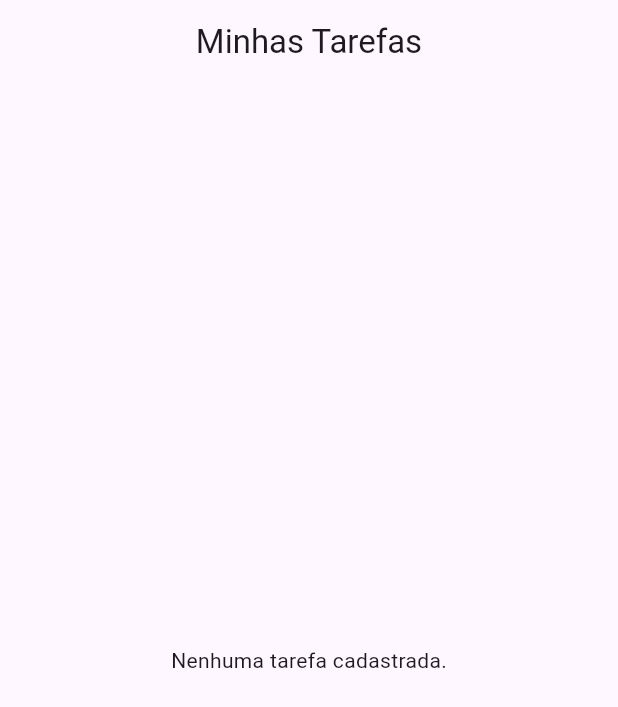
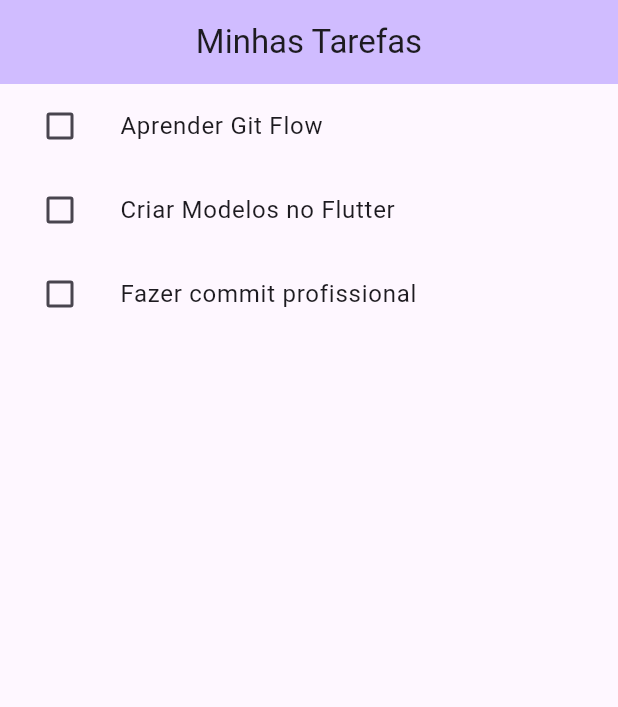
Before and after one commit to fgdamasceno/task-manager-flutter, a Flutter app: the screen it shows after launch, on a phone screen of 412 x 824 dp. Shown: the top 707 px of the screen. Run offline on Flutter 3.47's test engine with Material 3 defaults, Android fonts, the phone set to English and light mode, and no system bars.

Commit message:
feat: implement task list view with checkboxes

```diff
--- a/lib/main.dart
+++ b/lib/main.dart
@@ -1,4 +1,5 @@
 import 'package:flutter/material.dart';
+import 'package:task_manager/models/task_model.dart';
 
 void main() {
   runApp(const TaskApp());
@@ -10,6 +11,7 @@ class TaskApp extends StatelessWidget {
   @override
   Widget build(BuildContext context) {
     return MaterialApp(
+      debugShowCheckedModeBanner: false,
       title: 'Task Manager',
       theme: ThemeData(primarySwatch: Colors.blue, useMaterial3: true),
       home: const HomePage(),
@@ -17,14 +19,51 @@ class TaskApp extends StatelessWidget {
   }
 }
 
-class HomePage extends StatelessWidget {
+class HomePage extends StatefulWidget {
   const HomePage({super.key});
+
+  @override
+  State<HomePage> createState() => _HomePageState();
+}
+
+class _HomePageState extends State<HomePage> {
+  // Simulando uma lista de tarefas que viria de um banco de dados
+  final List<Task> _task = [
+    Task(id: '1', title: 'Aprender Git Flow'),
+    Task(id: '2', title: 'Criar Modelos no Flutter'),
+    Task(id: '3', title: 'Fazer commit profissional'),
+  ];
 
   @override
   Widget build(BuildContext context) {
     return Scaffold(
-      appBar: AppBar(title: Text('Minhas Tarefas'), centerTitle: true),
-      body: Center(child: Text('Nenhuma tarefa cadastrada.')),
+      appBar: AppBar(
+        title: Text('Minhas Tarefas'),
+        centerTitle: true,
+        backgroundColor: Theme.of(context).colorScheme.inversePrimary,
+      ),
+      body: ListView.builder(
+        itemCount: _task.length,
+        itemBuilder: (context, index) {
+          final task = _task[index];
+          return ListTile(
+            leading: Checkbox(
+              value: task.isDone,
+              onChanged: (value) {
+                setState(() {
+                  task.isDone = value!;
+                });
+              },
+            ),
+            title: Text(
+              task.title,
+              style: TextStyle(
+                decoration: task.isDone ? TextDecoration.lineThrough : null,
+              ),
+            ),
+          );
+        },
+      ),
     );
   }
 }
```
